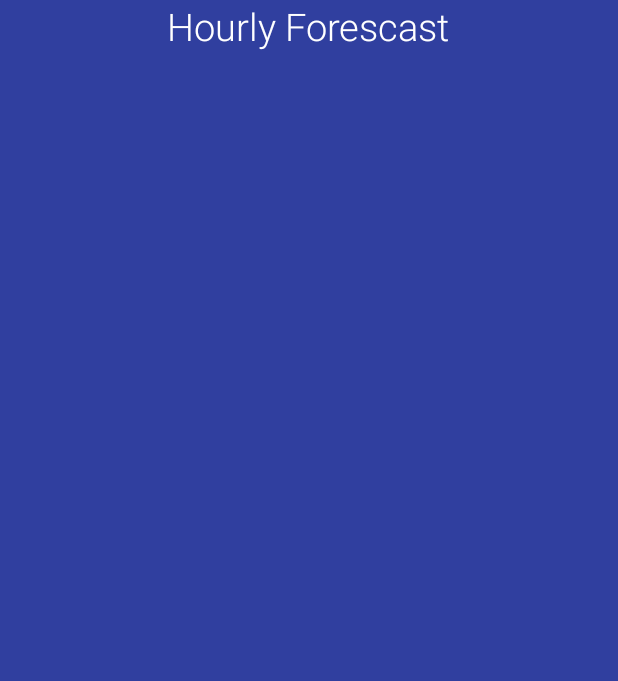
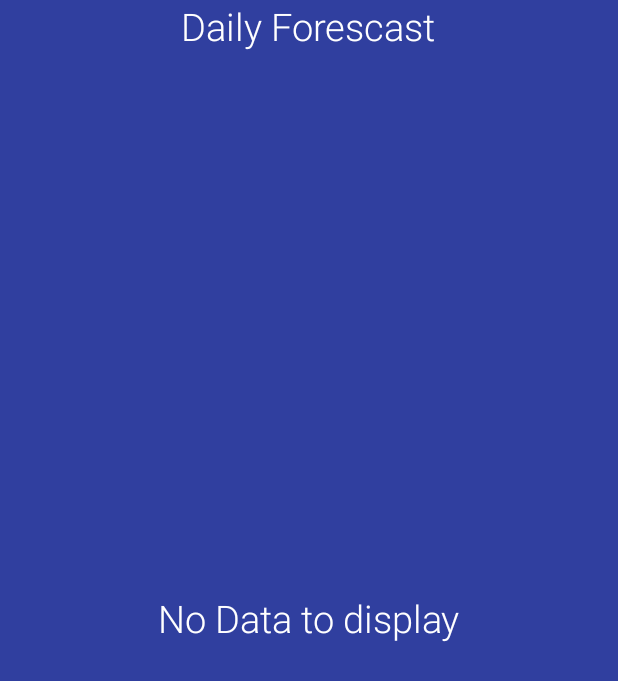
Before and after one commit to eusan91/MyCurrentWeather, an Android app: the HourlyActivity screen opened directly, with no data from a screen before it, on a phone screen of 412 x 824 dp. Shown: the top 681 px of the screen. Run offline under Robolectric (Android 15) with nearby library versions, the phone set to English and light mode, and no system bars.

Commit message:
fix for no data result WS

```diff
--- a/app/src/main/java/com/santamaria/mycurrentweather/Activities/HourlyActivity.kt
+++ b/app/src/main/java/com/santamaria/mycurrentweather/Activities/HourlyActivity.kt
@@ -2,8 +2,10 @@ package com.santamaria.mycurrentweather.Activities
 
 import android.support.v7.app.AppCompatActivity
 import android.os.Bundle
+import android.view.View
 import android.widget.BaseAdapter
 import android.widget.ListView
+import android.widget.TextView
 import com.santamaria.mycurrentweather.Adapters.HourlyAdapter
 import com.santamaria.mycurrentweather.Models.Hourly
 
@@ -15,21 +17,26 @@ class HourlyActivity : AppCompatActivity() {
     var customAdapter : BaseAdapter? = null
 
     var listViewHourly : ListView? = null
+    var tvNoData : TextView? = null
 
     override fun onCreate(savedInstanceState: Bundle?) {
         super.onCreate(savedInstanceState)
         setContentView(R.layout.activity_hourly)
 
         listViewHourly = findViewById(R.id.idListviewHourly) as ListView
+        tvNoData = findViewById(R.id.idNoData) as TextView?
 
         var extras = intent.extras
 
         if ( extras != null ){
-            hourly = extras.get("hourly") as Hourly
+            hourly = extras.get("hourly") as Hourly?
         }
 
         if (hourly?.data != null && hourly?.data!!.size > 0) {
             customAdapter = HourlyAdapter(applicationContext, hourly?.data!!, R.layout.hourly_item)
+            tvNoData?.visibility = View.INVISIBLE
+        } else {
+            tvNoData?.visibility = View.VISIBLE
         }
 
         if (customAdapter != null){
--- a/app/src/main/java/com/santamaria/mycurrentweather/Activities/MainActivity.kt
+++ b/app/src/main/java/com/santamaria/mycurrentweather/Activities/MainActivity.kt
@@ -15,7 +15,9 @@ import retrofit2.Call
 import retrofit2.Callback
 import retrofit2.Response
 
-class MainActivity : AppCompatActivity() {
+
+
+class MainActivity : AppCompatActivity(){
 
     var forecastData : Basic? = null
 
--- a/app/src/main/res/layout/activity_hourly.xml
+++ b/app/src/main/res/layout/activity_hourly.xml
@@ -1,6 +1,5 @@
 <?xml version="1.0" encoding="utf-8"?>
-<LinearLayout xmlns:android="http://schemas.android.com/apk/res/android"
-    xmlns:app="http://schemas.android.com/apk/res-auto"
+<RelativeLayout xmlns:android="http://schemas.android.com/apk/res/android"
     xmlns:tools="http://schemas.android.com/tools"
     android:layout_width="match_parent"
     android:layout_height="match_parent"
@@ -14,8 +13,9 @@
         style="@style/myTextFont"
         android:layout_width="wrap_content"
         android:layout_height="wrap_content"
-        android:layout_gravity="center"
-        android:text="Hourly Forescast"
+        android:layout_alignParentTop="true"
+        android:layout_centerHorizontal="true"
+        android:text="Daily Forescast"
         android:textSize="25sp" />
 
     <ListView
@@ -23,7 +23,16 @@
         android:layout_width="match_parent"
         android:layout_height="match_parent"
         android:layout_marginBottom="60dp"
-        android:divider="@null"
-        android:dividerHeight="0dp"
+        android:layout_below="@+id/textView"
         android:layout_marginTop="8dp" />
-</LinearLayout>
+
+    <TextView
+        android:id="@+id/idNoData"
+        style="@style/myTextFont"
+        android:layout_width="wrap_content"
+        android:layout_height="wrap_content"
+        android:layout_centerInParent="true"
+        android:text="No Data to display"
+        android:textSize="25sp"
+        android:visibility="gone" />
+</RelativeLayout>
```
Also changed, not shown: app/src/main/java/com/santamaria/mycurrentweather/Activities/DailyActivity.kt (+9 -1 lines), app/src/main/res/layout/activity_daily.xml (+15 -4 lines).
